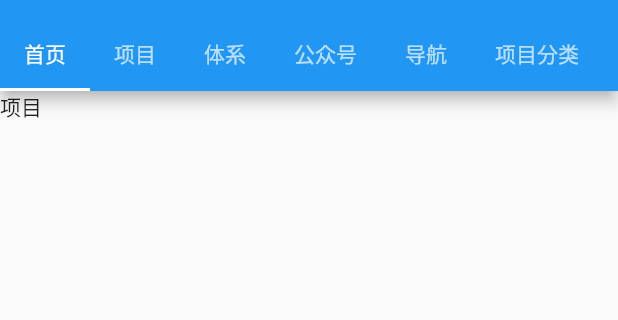
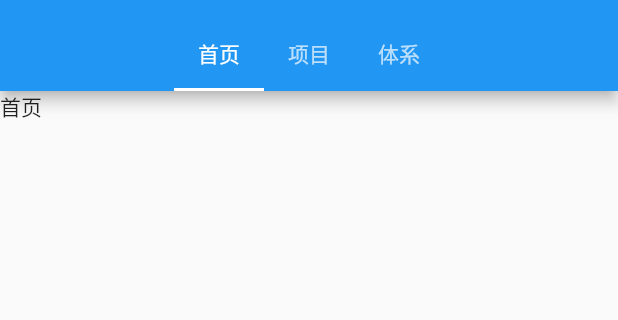
Before and after one commit to liyyihui/flutter_appdemo, a Flutter app: the screen it shows after launch, on a phone screen of 412 x 824 dp, the part 65-385 px from its top. Run offline on Flutter 3.47's test engine with Material 2 defaults, Android fonts, the phone set to English and light mode, and no system bars; our stand-ins replace dio; network calls fail.

Commit message:
第一次修改

```diff
--- a/lib/Menu/home.dart
+++ b/lib/Menu/home.dart
@@ -1,11 +1,22 @@
 
-import 'dart:convert';
+
 import 'package:dio/dio.dart';
 import 'package:flutter/material.dart';
 import 'package:flutter/cupertino.dart';
-import '../main.dart';
 
- class _MyHomeAppState extends State<MyAppHome>{
+   /// 主页
+class AppHome extends StatelessWidget{
+  @override
+  Widget build(BuildContext context) {
+    // TODO: implement build
+    return HomeAppWidget();
+  }
+}
+class HomeAppWidget extends StatefulWidget{
+  _MyHomeAppState createState() => new _MyHomeAppState();
+}
+
+ class _MyHomeAppState extends State<HomeAppWidget>{
    @override
    void initState() {
      loadData();
@@ -14,9 +25,7 @@ import '../main.dart';
    Widget build(BuildContext context) {
      return Scaffold(
 
-       body: Center(
-         child: getBody(),
-       ),
+       body:Text("首页")
      );
    }
  }
--- a/lib/main.dart
+++ b/lib/main.dart
@@ -1,6 +1,8 @@
 import 'package:flutter/material.dart';
 import 'package:flutter/cupertino.dart';
-import 'AppHttp/Mhttp.dart';
+import 'package:flutter_app3/Menu/Setup.dart';
+import 'package:flutter_app3/Menu/home.dart';
+import 'package:flutter_app3/Menu/project.dart';
 void main() => runApp(new MyApp());
 
 class MyApp extends StatelessWidget {
@@ -34,7 +36,7 @@ class MyAppHomeState extends State<MyAppHome>  with SingleTickerProviderStateMix
     super.initState();
     tabController = new TabController(
         vsync: this,     //动画效果的异步处理，默认格式，背下来即可
-        length: 7     //需要控制的Tab页数量
+        length: 3     //需要控制的Tab页数量
 
     );
     print("初始化");
@@ -66,10 +68,7 @@ class MyAppHomeState extends State<MyAppHome>  with SingleTickerProviderStateMix
               ),
               new Tab(text: "项目"),
               new Tab(text: "体系"),
-              new Tab(text: "公众号"),
-              new Tab(text: "导航"),
-              new Tab(text: "项目分类"),
-              new Tab(text: "工具"),
+
             ],
             controller: tabController ,
           ),
@@ -77,67 +76,16 @@ class MyAppHomeState extends State<MyAppHome>  with SingleTickerProviderStateMix
         body: new TabBarView(
           controller: tabController,
             children:<Widget>[
-
-              new ListView(
-                children: <Widget>[
-                  Text("项目"),
-                ],
-              ),
-              new ListView(
-                children: <Widget>[
-                  Text("体系"),
-                ],
-              ),
-              new ListView(
-                children: <Widget>[
-                  Text("公众号"),
-                ],
-              ),
-              new ListView(
-                children: <Widget>[
-                  Text("导航"),
-                ],
-              ),
-              new ListView(
-                children: <Widget>[
-                  Text("项目"),
-                ],
-              ),
-              new ListView(
-                children: <Widget>[
-                  Text("工具"),
-                ],
-              ),
+              AppHome(),
+              project(),
+              SeTup(),
             ]
         )
     );
 
   }
 
-  void _login() {
-    print({'phone': phoneController.text, 'password': phoneController2.text});
-    if (phoneController.text.length != 11) {
-      showDialog(
-          context: context,
-          builder: (context) => AlertDialog(
-            title: Text('手机号码格式不对'),
-          ));
-    } else if (phoneController2.text.length == 0) {
-      showDialog(
-          context: context,
-          builder: (context) => AlertDialog(
-            title: Text('请填写密码'),
-          ));
-    } else {
-      showDialog(
-          context: context,
-          builder: (context) => AlertDialog(
-            title: Text('登录成功'),
-          ));
 
-      onTextClear();
-    }
-  }
   void onTextClear() {
     setState(() {
       phoneController.clear();
```
Also changed, not shown: lib/Menu/Setup.dart (added, +23 -0 lines), lib/Menu/project.dart (added, +24 -0 lines), pubspec.yaml (+7 -1 lines), lib/AppHttp/Request.dart (added), lib/AppHttp/api.dart (added), lib/Menu/subscriptionspage.dart (added), pubspec.lock.
